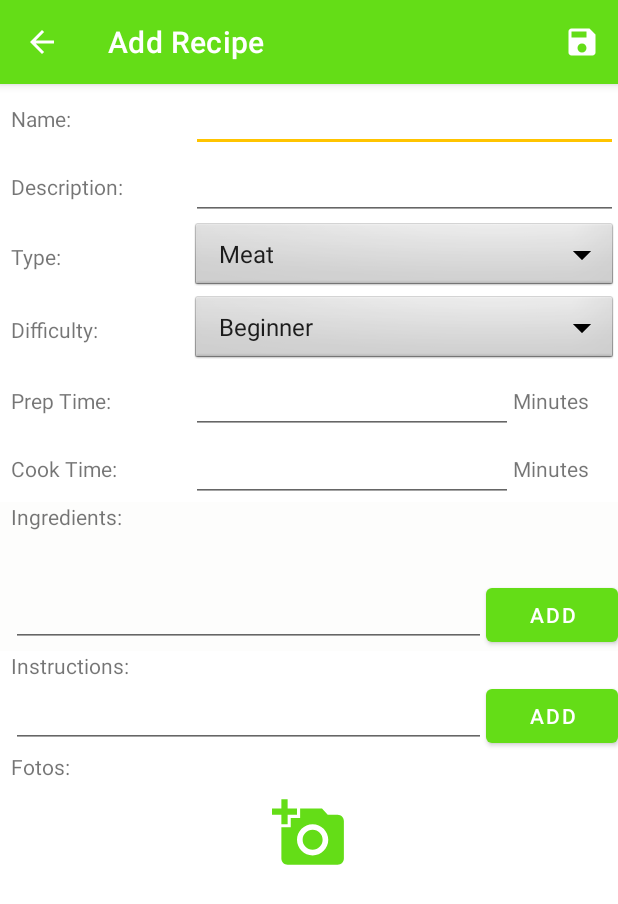
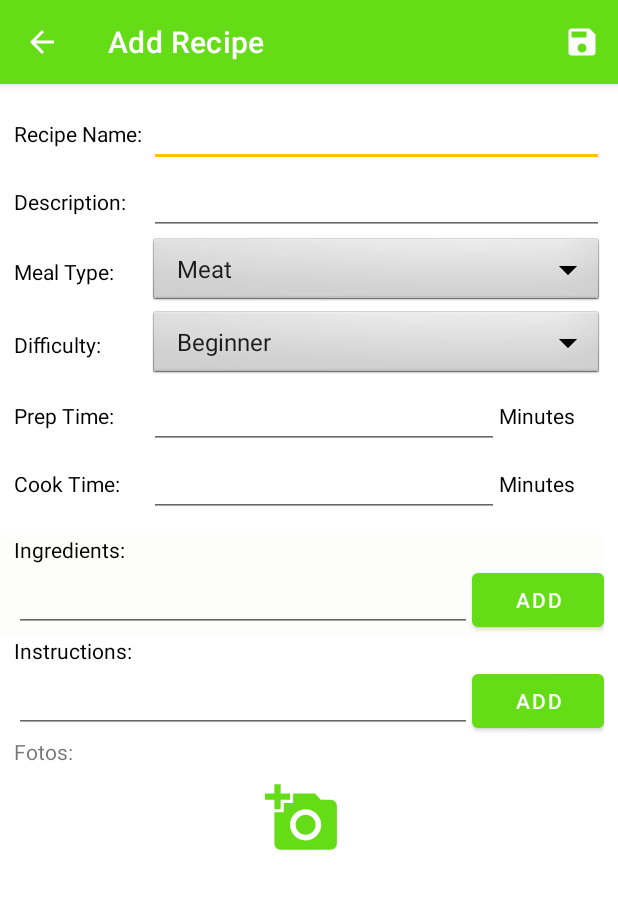
Before and after one commit to sw20-tug/MA-Morning-3, an Android app: the AddRecipesFragment screen opened directly, with no data from a screen before it, on a phone screen of 412 x 824 dp. Shown: the top 904 px of the screen. Run offline under Robolectric (Android 15) with nearby library versions, the phone set to English and light mode, and no system bars.

Commit message:
COOK-51 make text color in add recipe page black and fix margins between elements [LH, TA]

```diff
--- a/app/app/src/main/java/at/tugraz/ist/sw20/mam3/cook/ui/add_recipes/AddRecipesFragment.kt
+++ b/app/app/src/main/java/at/tugraz/ist/sw20/mam3/cook/ui/add_recipes/AddRecipesFragment.kt
@@ -13,6 +13,7 @@ import android.view.View
 import android.view.ViewGroup
 import android.widget.*
 import androidx.core.view.children
+import androidx.core.view.isEmpty
 import androidx.fragment.app.Fragment
 import androidx.lifecycle.ViewModelProvider
 import androidx.recyclerview.widget.LinearLayoutManager
@@ -132,8 +133,13 @@ class AddRecipesFragment : Fragment() {
                 chip.setOnCloseIconClickListener {
                     TransitionManager.beginDelayedTransition(ingredient_input_chipGroup)
                     ingredient_input_chipGroup.removeView(chip)
+                    if (ingredient_input_chipGroup.isEmpty()) {
+                        ingredient_input_chipGroup.visibility = View.GONE
+                    }
                 }
-
+                if (ingredient_input_chipGroup.visibility == View.GONE) {
+                    ingredient_input_chipGroup.visibility = View.VISIBLE
+                }
                 ingredient_input_chipGroup.addView(chip)
 
                 textView.text?.clear()
@@ -301,7 +307,7 @@ class AddRecipesFragment : Fragment() {
         }
         else {
             root.text_input_name.findViewById<TextView>(R.id.text_input_description)
-                .setTextColor(resources.getColor(R.color.textViewColor, activity!!.theme))
+                .setTextColor(resources.getColor(R.color.primaryTextColor, activity!!.theme))
         }
         if (descr.isBlank()) {
             valid = false
@@ -310,12 +316,12 @@ class AddRecipesFragment : Fragment() {
         }
         else {
             root.text_input_descr.findViewById<TextView>(R.id.text_input_description)
-                .setTextColor(resources.getColor(R.color.textViewColor, activity!!.theme))
+                .setTextColor(resources.getColor(R.color.primaryTextColor, activity!!.theme))
         }
 
         if (!prepTime.isBlank() && (prepTime.toInt() >= 0)) {
             root.text_input_preptime.findViewById<TextView>(R.id.time_input_description)
-                .setTextColor(resources.getColor(R.color.textViewColor, activity!!.theme))
+                .setTextColor(resources.getColor(R.color.primaryTextColor, activity!!.theme))
         }
         else {
             valid = false
@@ -325,7 +331,7 @@ class AddRecipesFragment : Fragment() {
 
         if (!cookTime.isBlank() && (cookTime.toInt() >= 0)) {
             root.text_input_cooktime.findViewById<TextView>(R.id.time_input_description)
-                .setTextColor(resources.getColor(R.color.textViewColor, activity!!.theme))
+                .setTextColor(resources.getColor(R.color.primaryTextColor, activity!!.theme))
         }
         else {
             valid = false
@@ -340,7 +346,7 @@ class AddRecipesFragment : Fragment() {
         }
         else {
             root.text_input_ingredients.findViewById<TextView>(R.id.ingredient_input_description)
-                .setTextColor(resources.getColor(R.color.textViewColor, activity!!.theme))
+                .setTextColor(resources.getColor(R.color.primaryTextColor, activity!!.theme))
         }
 
         if (steps.isEmpty()) {
@@ -350,7 +356,7 @@ class AddRecipesFragment : Fragment() {
         }
         else {
             root.text_input_instructions.findViewById<TextView>(R.id.instruction_input_description)
-                .setTextColor(resources.getColor(R.color.textViewColor, activity!!.theme))
+                .setTextColor(resources.getColor(R.color.primaryTextColor, activity!!.theme))
         }
 
         return valid
--- a/app/app/src/main/res/layout/fragment_add_edit_recipe.xml
+++ b/app/app/src/main/res/layout/fragment_add_edit_recipe.xml
@@ -24,77 +24,88 @@
 
 
             <include
+                layout="@layout/item_text_input"
                 android:id="@+id/text_input_name"
-                layout="@layout/item_text_input"
                 android:layout_width="match_parent"
                 android:layout_height="wrap_content"
+                android:layout_marginTop="@dimen/margin_add_recipe_top"
+                android:layout_marginEnd="@dimen/margin_item_left_right"
                 app:layout_constraintBottom_toTopOf="@id/text_input_descr"
                 app:layout_constraintStart_toStartOf="parent"
                 app:layout_constraintTop_toTopOf="parent" />
 
             <include
+                layout="@layout/item_text_input"
                 android:id="@+id/text_input_descr"
-                layout="@layout/item_text_input"
                 android:layout_width="match_parent"
                 android:layout_height="wrap_content"
+                android:layout_marginEnd="@dimen/margin_item_left_right"
                 app:layout_constraintBottom_toTopOf="@id/text_input_type"
                 app:layout_constraintTop_toBottomOf="@id/text_input_name" />
 
             <include
+                layout="@layout/item_dropdown_input"
                 android:id="@+id/text_input_type"
-                layout="@layout/item_dropdown_input"
                 android:layout_width="match_parent"
                 android:layout_height="wrap_content"
                 android:entries="@array/types"
+                android:layout_marginEnd="@dimen/margin_item_left_right"
                 app:layout_constraintBottom_toTopOf="@id/text_input_difficulty"
                 app:layout_constraintTop_toBottomOf="@id/text_input_descr" />
 
             <include
+                layout="@layout/item_dropdown_input"
                 android:id="@+id/text_input_difficulty"
-                layout="@layout/item_dropdown_input"
                 android:layout_width="match_parent"
                 android:layout_height="wrap_content"
                 android:entries="@array/skillLevel"
+                android:layout_marginEnd="@dimen/margin_item_left_right"
                 app:layout_constraintBottom_toTopOf="@id/text_input_preptime"
                 app:layout_constraintTop_toBottomOf="@id/text_input_type" />
 
             <include
+                layout="@layout/item_time_input"
                 android:id="@+id/text_input_preptime"
-                layout="@layout/item_time_input"
                 android:layout_width="match_parent"
                 android:layout_height="wrap_content"
+                android:layout_marginEnd="@dimen/margin_item_left_right"
                 app:layout_constraintBottom_toTopOf="@id/text_input_cooktime"
                 app:layout_constraintTop_toBottomOf="@id/text_input_difficulty" />
 
             <include
+                layout="@layout/item_time_input"
                 android:id="@+id/text_input_cooktime"
-                layout="@layout/item_time_input"
                 android:layout_width="match_parent"
                 android:layout_height="wrap_content"
+                android:layout_marginEnd="@dimen/margin_item_left_right"
                 app:layout_constraintBottom_toTopOf="@id/text_input_ingredients"
                 app:layout_constraintTop_toBottomOf="@id/text_input_preptime" />
 
             <include
+                layout="@layout/item_ingredients_input"
                 android:id="@+id/text_input_ingredients"
-                layout="@layout/item_ingredients_input"
                 android:layout_width="match_parent"
                 android:layout_height="wrap_content"
+                android:layout_marginEnd="@dimen/margin_item_left_right"
+                android:layout_marginTop="@dimen/margin_item_top"
                 app:layout_constraintBottom_toTopOf="@id/text_input_instructions"
                 app:layout_constraintTop_toBottomOf="@id/text_input_cooktime" />
 
             <include
+                layout="@layout/item_instruction_input"
                 android:id="@+id/text_input_instructions"
-                layout="@layout/item_instruction_input"
                 android:layout_width="match_parent"
                 android:layout_height="wrap_content"
+                android:layout_marginEnd="@dimen/margin_item_left_right"
                 app:layout_constraintBottom_toTopOf="@id/text_input_images"
                 app:layout_constraintTop_toBottomOf="@id/text_input_ingredients" />
 
             <include
+                layout="@layout/item_image_input"
                 android:id="@+id/text_input_images"
-                layout="@layout/item_image_input"
                 android:layout_width="match_parent"
                 android:layout_height="wrap_content"
+                android:layout_marginEnd="@dimen/margin_item_left_right"
                 app:layout_constraintTop_toBottomOf="@id/text_input_instructions" />
 
         </androidx.constraintlayout.widget.ConstraintLayout>
--- a/app/app/src/main/res/layout/item_dropdown_input.xml
+++ b/app/app/src/main/res/layout/item_dropdown_input.xml
@@ -8,11 +8,13 @@
         android:id="@+id/dropdown_input_description"
         android:layout_width="@dimen/item_descr_width"
         android:layout_height="wrap_content"
+        android:text=""
+        android:layout_marginStart="@dimen/margin_item_left_right"
+        android:textColor="@color/primaryTextColor"
         app:layout_constraintTop_toTopOf="parent"
         app:layout_constraintStart_toStartOf="parent"
         app:layout_constraintBottom_toBottomOf="@id/dropdown_input_inputfield"
-        android:text=""
-        android:layout_marginStart="@dimen/item_left_margin"/>
+        />
 
     <Spinner
         android:id="@+id/dropdown_input_inputfield"
--- a/app/app/src/main/res/layout/item_image_input.xml
+++ b/app/app/src/main/res/layout/item_image_input.xml
@@ -13,7 +13,7 @@
         app:layout_constraintStart_toStartOf="parent"
         app:layout_constraintBottom_toTopOf="@+id/image_input_recycler_view"
         android:text=""
-        android:layout_marginStart="@dimen/item_left_margin"
+        android:layout_marginStart="@dimen/margin_item_left_right"
         />
 
     <androidx.recyclerview.widget.RecyclerView
--- a/app/app/src/main/res/layout/item_ingredients_input.xml
+++ b/app/app/src/main/res/layout/item_ingredients_input.xml
@@ -11,23 +11,26 @@
         android:id="@+id/ingredient_input_description"
         android:layout_width="match_parent"
         android:layout_height="wrap_content"
+        android:textColor="@color/primaryTextColor"
+        android:text=""
+        android:layout_marginStart="@dimen/margin_item_left_right"
         app:layout_constraintTop_toTopOf="parent"
         app:layout_constraintStart_toStartOf="parent"
         app:layout_constraintBottom_toTopOf="@id/ingredient_input_chipGroup"
-        android:text=""
-        android:layout_marginStart="@dimen/item_left_margin"/>
+        />
 
     <com.google.android.material.chip.ChipGroup
+        android:id="@+id/ingredient_input_chipGroup"
         android:layout_width="match_parent"
         android:layout_height="wrap_content"
-        android:id="@+id/ingredient_input_chipGroup"
+        android:layout_marginTop="8dp"
+        android:layout_marginStart="32dp"
+        android:layout_marginEnd="8dp"
+        android:visibility="gone"
         app:layout_constraintTop_toBottomOf="@id/ingredient_input_description"
         app:layout_constraintStart_toStartOf="parent"
         app:layout_constraintEnd_toEndOf="parent"
         app:layout_constraintBottom_toTopOf="@id/ingredient_input_button"
-        android:layout_marginTop="32dp"
-        android:layout_marginStart="32dp"
-        android:layout_marginEnd="8dp"
         app:singleSelection="true"
         style="@style/Theme.MaterialComponents.Light.DarkActionBar" />
 
@@ -38,13 +41,13 @@
         app:layout_constraintTop_toBottomOf="@id/ingredient_input_chipGroup"
         app:layout_constraintStart_toStartOf="parent"
         app:layout_constraintEnd_toStartOf="@id/ingredient_input_button"
-        android:layout_marginStart="@dimen/item_left_margin"/>
+        android:layout_marginStart="@dimen/margin_item_left_right"/>
 
     <Button
         android:id="@+id/ingredient_input_button"
         android:layout_width="wrap_content"
         android:layout_height="wrap_content"
-        android:text="Add"
+        android:text="@string/add"
         app:layout_constraintTop_toBottomOf="@id/ingredient_input_chipGroup"
         app:layout_constraintStart_toEndOf="@id/ingredient_input_inputfield"
         app:layout_constraintEnd_toEndOf="parent"/>
--- a/app/app/src/main/res/layout/item_instruction_input.xml
+++ b/app/app/src/main/res/layout/item_instruction_input.xml
@@ -9,11 +9,13 @@
         android:id="@+id/instruction_input_description"
         android:layout_width="match_parent"
         android:layout_height="wrap_content"
+        android:text=""
+        android:layout_marginStart="@dimen/margin_item_left_right"
+        android:textColor="@color/primaryTextColor"
         app:layout_constraintTop_toTopOf="parent"
         app:layout_constraintStart_toStartOf="parent"
         app:layout_constraintBottom_toTopOf="@id/instruction_input_listView"
-        android:text=""
-        android:layout_marginStart="@dimen/item_left_margin"/>
+        />
 
     <ListView
         android:id="@+id/instruction_input_listView"
@@ -32,13 +34,13 @@
         app:layout_constraintTop_toBottomOf="@id/instruction_input_listView"
         app:layout_constraintStart_toStartOf="parent"
         app:layout_constraintEnd_toStartOf="@id/instruction_input_button"
-        android:layout_marginStart="@dimen/item_left_margin"/>
+        android:layout_marginStart="@dimen/margin_item_left_right"/>
 
     <Button
         android:id="@+id/instruction_input_button"
         android:layout_width="wrap_content"
         android:layout_height="wrap_content"
-        android:text="Add"
+        android:text="@string/add"
         app:layout_constraintTop_toBottomOf="@id/instruction_input_listView"
         app:layout_constraintStart_toEndOf="@id/instruction_input_inputfield"
         app:layout_constraintEnd_toEndOf="parent"/>
--- a/app/app/src/main/res/layout/item_text_input.xml
+++ b/app/app/src/main/res/layout/item_text_input.xml
@@ -8,11 +8,13 @@
         android:id="@+id/text_input_description"
         android:layout_width="@dimen/item_descr_width"
         android:layout_height="wrap_content"
+        android:text=""
+        android:layout_marginStart="@dimen/margin_item_left_right"
+        android:textColor="@color/primaryTextColor"
         app:layout_constraintTop_toTopOf="parent"
         app:layout_constraintStart_toStartOf="parent"
         app:layout_constraintBottom_toBottomOf="@id/text_input_inputfield"
-        android:text=""
-        android:layout_marginStart="@dimen/item_left_margin"/>
+        />
 
     <com.google.android.material.textfield.TextInputEditText
         android:id="@+id/text_input_inputfield"
--- a/app/app/src/main/res/layout/item_time_input.xml
+++ b/app/app/src/main/res/layout/item_time_input.xml
@@ -9,11 +9,13 @@
         android:id="@+id/time_input_description"
         android:layout_width="@dimen/item_descr_width"
         android:layout_height="wrap_content"
+        android:text=""
+        android:layout_marginStart="@dimen/margin_item_left_right"
+        android:textColor="@color/primaryTextColor"
         app:layout_constraintTop_toTopOf="parent"
         app:layout_constraintStart_toStartOf="parent"
         app:layout_constraintBottom_toBottomOf="@id/time_input_inputfield"
-        android:text=""
-        android:layout_marginStart="@dimen/item_left_margin"/>
+        />
 
     <EditText
         android:id="@+id/time_input_inputfield"
@@ -32,6 +34,7 @@
         android:layout_width="@dimen/size_minutes_text_field"
         android:layout_height="wrap_content"
         android:text=""
+        android:textColor="@color/primaryTextColor"
         app:layout_constraintTop_toTopOf="parent"
         app:layout_constraintEnd_toEndOf="parent"
         app:layout_constraintStart_toEndOf="@id/time_input_inputfield"
--- a/app/app/src/main/res/values/colors.xml
+++ b/app/app/src/main/res/values/colors.xml
@@ -10,5 +10,4 @@
     <color name="secondaryTextColor">#000000</color>
     <color name="white">#ffffff</color>
     <color name="red">#c20d00</color>
-    <color name="textViewColor">#808080</color>
 </resources>
--- a/app/app/src/main/res/values/dimens.xml
+++ b/app/app/src/main/res/values/dimens.xml
@@ -2,10 +2,9 @@
     <!-- Default screen margins, per the Android Design guidelines. -->
     <dimen name="activity_horizontal_margin">16dp</dimen>
     <dimen name="activity_vertical_margin">16dp</dimen>
-    <dimen name="item_descr_width">120dp</dimen>
-    <dimen name="item_left_margin">7dp</dimen>
+    <dimen name="item_descr_width">90dp</dimen>
     <dimen name="item_left_margin_big">14dp</dimen>
-    <dimen name="item_top_margin">12dp</dimen>
+    <dimen name="margin_item_top">12dp</dimen>
     <dimen name="margin_floating_button">16dp</dimen>
     <dimen name="size_floating_button">70dp</dimen>
     <dimen name="zero">0dp</dimen>
@@ -14,4 +13,7 @@
 
     <dimen name="image_grid_col_count">3</dimen>
     <dimen name="size_minutes_text_field">70dp</dimen>
+
+    <dimen name="margin_add_recipe_top">10dp</dimen>
+    <dimen name="margin_item_left_right">9dp</dimen>
 </resources>
--- a/app/app/src/main/res/values/strings.xml
+++ b/app/app/src/main/res/values/strings.xml
@@ -19,9 +19,9 @@
     </string-array>
     <string name="title_add_recipes">Add Recipe</string>
     <string name="title_edit_recipe">Edit Recipe</string>
-    <string name="create_edit_recipes_name">Name:</string>
+    <string name="create_edit_recipes_name">Recipe Name:</string>
     <string name="create_edit_recipes_descr">Description:</string>
-    <string name="create_edit_recipes_type">Type:</string>
+    <string name="create_edit_recipes_type">Meal Type:</string>
     <string name="create_edit_recipes_difficulty">Difficulty:</string>
     <string name="create_edit_recipes_preptime">Prep Time:</string>
     <string name="create_edit_recipes_cooktime">Cook Time:</string>
@@ -35,6 +35,7 @@
     <string name="gallery">Gallery</string>
     <string name="which_image_source">Which image source?</string>
     <string name="hashtag">#</string>
+    <string name="add">Add</string>
     <string-array name="skillLevel">
         <item>Beginner</item>
         <item>Intermediate</item>
```
